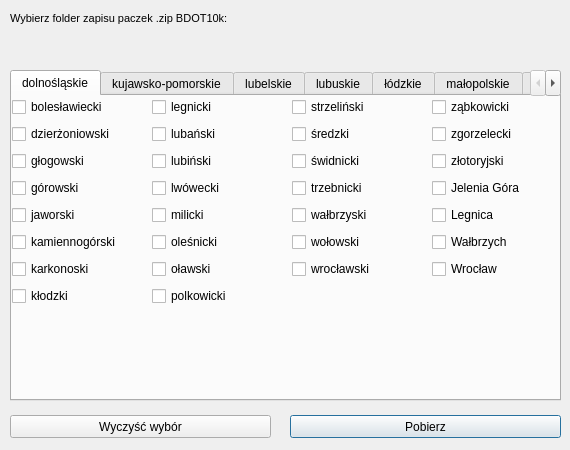
First picture: the form in bdot10k_dialog_base.ui, repository marylaGIS/bdot10k, before the edit.
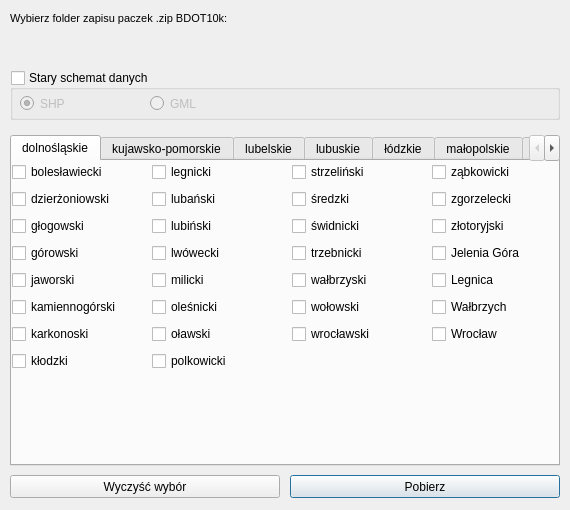
Second picture: the form after the edit. Custom widgets are drawn as their Qt base class.

Commit message: dialogs with both old and new data schema option

```diff
--- a/bdot10k_dialog_base.ui
+++ b/bdot10k_dialog_base.ui
@@ -7,19 +7,19 @@
     <x>0</x>
     <y>0</y>
     <width>570</width>
-    <height>450</height>
+    <height>510</height>
    </rect>
   </property>
   <property name="minimumSize">
    <size>
     <width>570</width>
-    <height>450</height>
+    <height>510</height>
    </size>
   </property>
   <property name="maximumSize">
    <size>
     <width>570</width>
-    <height>450</height>
+    <height>510</height>
    </size>
   </property>
   <property name="windowTitle">
@@ -30,7 +30,7 @@
     <rect>
      <x>10</x>
      <y>10</y>
-     <width>551</width>
+     <width>550</width>
      <height>16</height>
     </rect>
    </property>
@@ -50,8 +50,8 @@
    <property name="geometry">
     <rect>
      <x>10</x>
-     <y>70</y>
-     <width>551</width>
+     <y>135</y>
+     <width>550</width>
      <height>331</height>
     </rect>
    </property>
@@ -3571,8 +3571,8 @@
    <property name="geometry">
     <rect>
      <x>290</x>
-     <y>415</y>
-     <width>271</width>
+     <y>475</y>
+     <width>270</width>
      <height>23</height>
     </rect>
    </property>
@@ -3585,7 +3585,7 @@
     <rect>
      <x>10</x>
      <y>30</y>
-     <width>551</width>
+     <width>550</width>
      <height>27</height>
     </rect>
    </property>
@@ -3597,8 +3597,8 @@
    <property name="geometry">
     <rect>
      <x>10</x>
-     <y>415</y>
-     <width>261</width>
+     <y>475</y>
+     <width>270</width>
      <height>23</height>
     </rect>
    </property>
@@ -3606,6 +3606,54 @@
     <string>Wyczyść wybór</string>
    </property>
   </widget>
+  <widget class="QGroupBox" name="gbOldSchema">
+   <property name="geometry">
+    <rect>
+     <x>10</x>
+     <y>70</y>
+     <width>550</width>
+     <height>50</height>
+    </rect>
+   </property>
+   <property name="title">
+    <string>Stary schemat danych</string>
+   </property>
+   <property name="checkable">
+    <bool>true</bool>
+   </property>
+   <property name="checked">
+    <bool>false</bool>
+   </property>
+   <widget class="QRadioButton" name="rbtnGML">
+    <property name="geometry">
+     <rect>
+      <x>140</x>
+      <y>25</y>
+      <width>100</width>
+      <height>17</height>
+     </rect>
+    </property>
+    <property name="text">
+     <string>GML</string>
+    </property>
+   </widget>
+   <widget class="QRadioButton" name="rbtnSHP">
+    <property name="geometry">
+     <rect>
+      <x>10</x>
+      <y>25</y>
+      <width>100</width>
+      <height>17</height>
+     </rect>
+    </property>
+    <property name="text">
+     <string>SHP</string>
+    </property>
+    <property name="checked">
+     <bool>true</bool>
+    </property>
+   </widget>
+  </widget>
  </widget>
  <customwidgets>
   <customwidget>
```
The commit also changes 1 other file.
